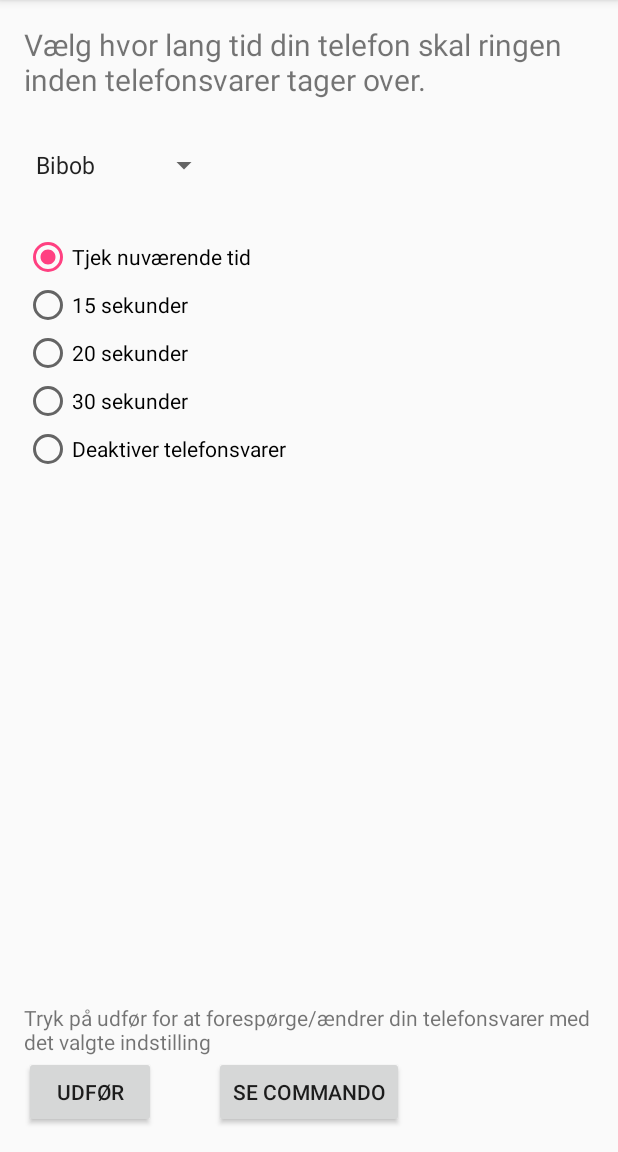
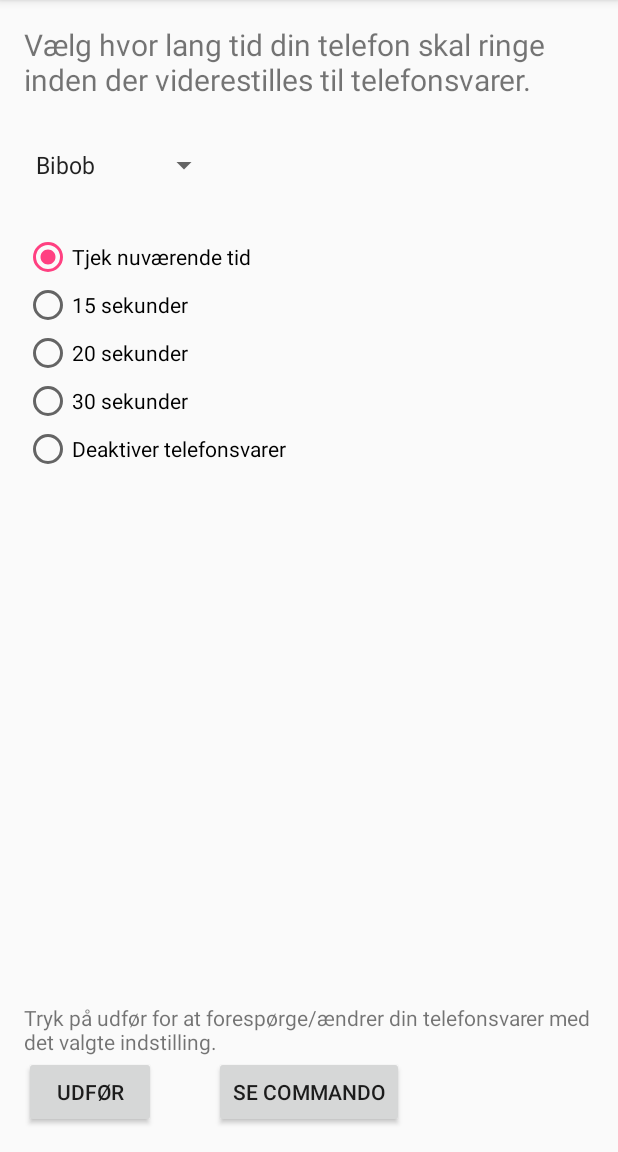
Before and after one commit to TimGrewy/Telefon_svarer_timer, an Android app: the screen it shows after launch (MainActivity), after a tap on "UDFØR", on a phone screen of 412 x 824 dp, the part 84-1236 px from its top. Run offline under Robolectric (Android 15) with nearby library versions, the phone set to English and light mode, and no system bars.

Commit message:
Fixed spelling error

```diff
--- a/app/src/main/java/dk/grewy/telefon_svarer_timer/MainActivity.java
+++ b/app/src/main/java/dk/grewy/telefon_svarer_timer/MainActivity.java
@@ -98,8 +98,7 @@ public class MainActivity extends AppCompatActivity {
             Log.e("startDailer", "Missing permissions!");
             ActivityCompat.requestPermissions(this, new String[]{Manifest.permission.READ_CONTACTS}, 1);
         } else {
-            showPopup("tel:" + dial);
-            //startActivity(intent);
+            startActivity(intent);
         }
     }
 
--- a/app/src/main/res/layout/activity_main.xml
+++ b/app/src/main/res/layout/activity_main.xml
@@ -12,7 +12,7 @@
     <TextView
         android:layout_width="wrap_content"
         android:layout_height="wrap_content"
-        android:text="Vælg hvor lang tid din telefon skal ringen inden telefonsvarer tager over."
+        android:text="Vælg hvor lang tid din telefon skal ringe inden der viderestilles til telefonsvarer."
         android:id="@+id/textView"
         android:textSize="20sp"/>
 
@@ -75,7 +75,7 @@
     <TextView
         android:layout_width="wrap_content"
         android:layout_height="wrap_content"
-        android:text="Tryk på udfør for at forespørge/ændrer din telefonsvarer med det valgte indstilling"
+        android:text="Tryk på udfør for at forespørge/ændrer din telefonsvarer med det valgte indstilling."
         android:id="@+id/textView2"
         android:layout_above="@+id/button"
         android:layout_alignParentLeft="true"
```
